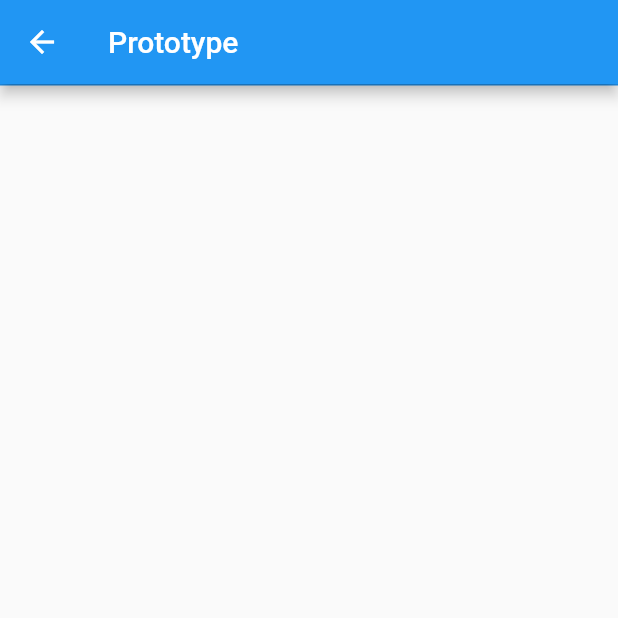
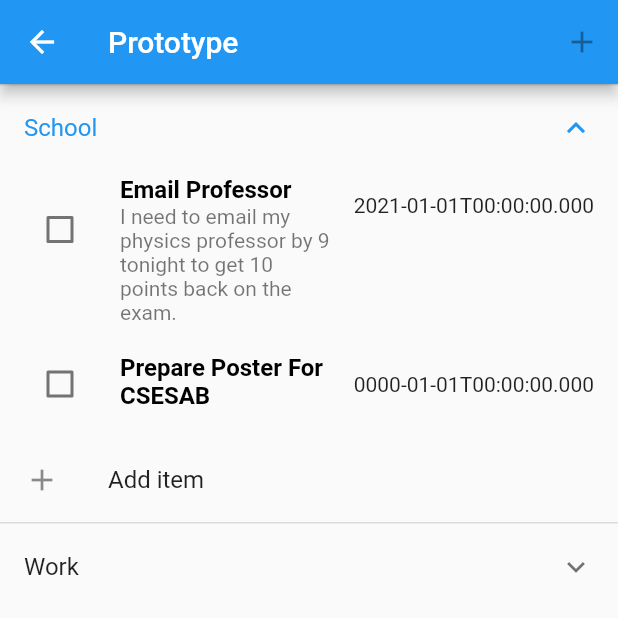
Before and after one commit to Bracciata/SOFT161HonorsProject, a Flutter app: the screen it shows after launch, after a tap on "Prototype", on a phone screen of 412 x 824 dp, the top half of it. Run offline on Flutter 3.47's test engine with Material 2 defaults, Android fonts, the phone set to English and light mode, and no system bars.

Commit message:
Added mockup code to prototype as starting point.
Also renamed mockup to prototype within the code.

```diff
--- a/braccia_honors_project/lib/screens/prototype.dart
+++ b/braccia_honors_project/lib/screens/prototype.dart
@@ -1,4 +1,6 @@
 import 'package:flutter/material.dart';
+import 'package:braccia_honors_project/classes/lists.dart';
+import 'package:braccia_honors_project/classes/items.dart';
 
 class PrototypePage extends StatefulWidget {
   PrototypePage({Key key}) : super(key: key);
@@ -8,67 +10,124 @@ class PrototypePage extends StatefulWidget {
 }
 
 class PrototypePageState extends State<PrototypePage> {
-  bool expandFlag = false;
-
   @override
   Widget build(BuildContext context) {
+    List<TodoList> listOfTodoLists = lists;
     return Scaffold(
       appBar: AppBar(
         title: Text('Prototype'),
+        actions: <Widget>[
+          new IconButton(
+            icon: new Icon(Icons.add),
+            tooltip: 'Add New List',
+            onPressed: null,
+          )
+        ],
       ),
       body: Column(
-        children: <Widget>[ new ExpandableContainer(
-              expanded: expandFlag,
+        children: <Widget>[
+          new Expanded(
               child: new ListView.builder(
-                itemBuilder: (BuildContext context, int index) {
-                  return new Container(
-                    decoration:
-                        new BoxDecoration(border: new Border.all(width: 1.0, color: Colors.grey), color: Colors.black),
-                    child: new ListTile(
-                      title: new Text(
-                        "Cool $index",
-                        style: new TextStyle(fontWeight: FontWeight.bold, color: Colors.white),
-                      ),
-                      leading: new Icon(
-                        Icons.local_pizza,
-                        color: Colors.white,
-                      ),
-                    ),
-                  );
-                },
-                itemCount: 15,
-              ))
+            itemBuilder: (BuildContext context, int index) {
+              return new ExpandableListStatefulWidget(
+                  expanded: index == 0, theList: listOfTodoLists[index]);
+            },
+            itemCount: listOfTodoLists.length,
+          ))
         ],
       ),
     );
   }
 }
 
-class ExpandableContainer extends StatelessWidget {
+class ExpandableListStatefulWidget extends StatefulWidget {
   final bool expanded;
-  final double collapsedHeight;
-  final double expandedHeight;
-  final Widget child;
+  final TodoList theList;
 
-  ExpandableContainer({
-    @required this.child,
-    this.collapsedHeight = 0.0,
-    this.expandedHeight = 300.0,
-    this.expanded = true,
-  });
+  ExpandableListStatefulWidget({this.theList, this.expanded = true});
+  @override
+  ExpandableList createState() => ExpandableList(
+        expanded: this.expanded,
+        theList: this.theList,
+      );
+}
+
+class ExpandableList extends State<ExpandableListStatefulWidget> {
+  bool expanded;
+  final TodoList theList;
+
+  ExpandableList({this.theList, @required this.expanded});
 
   @override
   Widget build(BuildContext context) {
-    double screenWidth = MediaQuery.of(context).size.width;
-    return new AnimatedContainer(
-      duration: new Duration(milliseconds: 500),
-      curve: Curves.easeInOut,
-      width: screenWidth,
-      height: expanded ? expandedHeight : collapsedHeight,
-      child: new Container(
-        child: child,
-        decoration: new BoxDecoration(border: new Border.all(width: 1.0, color: Colors.blue)),
+    return ExpansionTile(
+      initiallyExpanded: expanded,
+      title: new Text(theList.name),
+      children: <Widget>[
+        new ListView.builder(
+            shrinkWrap: true,
+            itemBuilder: (BuildContext context, int index) {
+              return new CheckListItem(
+                  todoItem: theList.todoItems[index],
+                  checkedFunction: stateChangeFunction);
+            },
+            itemCount: theList.todoItems.length),
+        new ListTile(
+          leading: new Icon(Icons.add),
+          title: new Text('Add item'),
+        )
+      ],
+    );
+  }
+
+  stateChangeFunction() {
+    setState(() {});
+  }
+}
+
+class CheckListItem extends StatelessWidget {
+  final Item todoItem;
+  final Function checkedFunction;
+  CheckListItem({@required this.todoItem, @required this.checkedFunction});
+
+  @override
+  Widget build(BuildContext context) {
+    return ListTile(
+      title: new Text(
+        todoItem.name,
+        style: new TextStyle(fontWeight: FontWeight.bold, color: Colors.black),
       ),
+      leading: Checkbox(
+        value: todoItem.checked,
+        activeColor: Colors.black,
+        onChanged: (bool value) {
+          todoItem.checked = value;
+          checkedFunction(value: value, currentValueRef: todoItem.checked);
+        },
+      ),
+      trailing: todoItem.dueDate == null
+          ? new Container()
+          : new Text(todoItem.dueDate.toIso8601String()),
+      subtitle:
+          todoItem.notes == '' ? new Container() : new Text(todoItem.notes),
     );
   }
 }
+
+List<TodoList> lists = [
+  new TodoList('School', [
+    new Item(
+        'Email Professor',
+        'I need to email my physics professor by 9 tonight to get 10 points back on the exam.',
+        new DateTime(2021),
+        null,
+        null,
+        new DateTime(2020)),
+    new Item('Prepare Poster For CSESAB', '', new DateTime(0), null, null,
+        new DateTime(2021))
+  ]),
+  new TodoList('Work', [
+    new Item('I will not be shown in Prototype', '', new DateTime(2011), null,
+        null, DateTime(2020)),
+  ]),
+];
```
